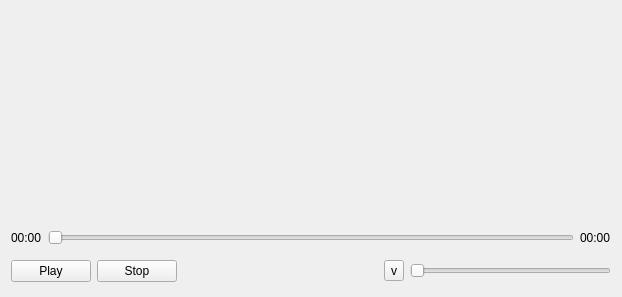
Old version of the form tank/qmplayerui.ui in the repository photonlili/Tank.
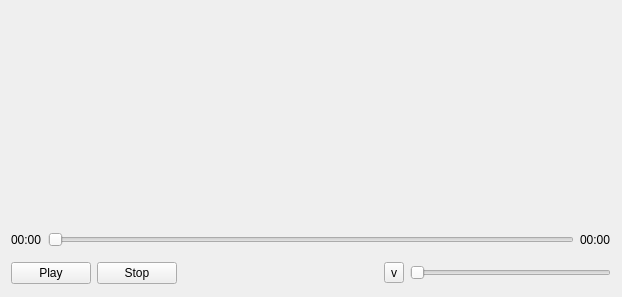
New version of the form. Custom widgets are drawn as their Qt base class.

```diff
--- a/tank/qmplayerui.ui
+++ b/tank/qmplayerui.ui
@@ -14,6 +14,9 @@
    <string>Form</string>
   </property>
   <layout class="QVBoxLayout" name="verticalLayout">
+   <property name="bottomMargin">
+    <number>9</number>
+   </property>
    <item>
     <widget class="QWidget" name="widget_3" native="true">
      <layout class="QHBoxLayout" name="horizontalLayout_3">
```
